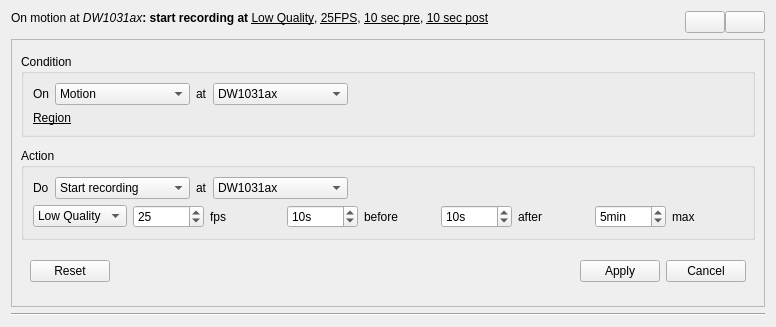
First picture: the form in client/src/ui/widgets/business/business_rule_widget.ui, repository networkoptix/nx_open, before the edit.
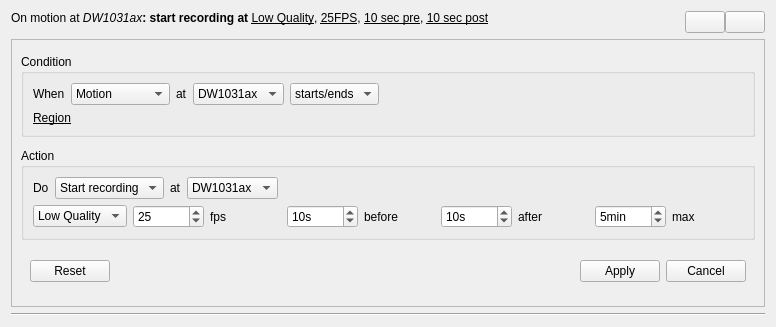
Second picture: the form after the edit. Icons and pictures are not drawn.

Diff of the .ui file:
```diff
--- a/client/src/ui/widgets/business/business_rule_widget.ui
+++ b/client/src/ui/widgets/business/business_rule_widget.ui
@@ -111,18 +111,12 @@
            <item>
             <widget class="QLabel" name="eventDoLabel">
              <property name="text">
-              <string>On</string>
+              <string>When</string>
              </property>
             </widget>
            </item>
            <item>
             <widget class="QComboBox" name="eventTypeComboBox">
-             <property name="minimumSize">
-              <size>
-               <width>135</width>
-               <height>0</height>
-              </size>
-             </property>
              <item>
               <property name="text">
                <string>Motion</string>
@@ -149,12 +143,6 @@
            </item>
            <item>
             <widget class="QComboBox" name="eventResourceComboBox">
-             <property name="minimumSize">
-              <size>
-               <width>135</width>
-               <height>0</height>
-              </size>
-             </property>
              <item>
               <property name="text">
                <string>DW1031ax</string>
@@ -166,6 +154,33 @@
              </item>
             </widget>
            </item>
+           <item>
+            <widget class="QComboBox" name="eventStatesComboBox">
+             <property name="currentIndex">
+              <number>3</number>
+             </property>
+             <item>
+              <property name="text">
+               <string>lasts</string>
+              </property>
+             </item>
+             <item>
+              <property name="text">
+               <string>starts</string>
+              </property>
+             </item>
+             <item>
+              <property name="text">
+               <string>ends</string>
+              </property>
+             </item>
+             <item>
+              <property name="text">
+               <string>starts/ends</string>
+              </property>
+             </item>
+            </widget>
+           </item>
            <item>
             <spacer name="eventSpacer">
              <property name="orientation">
@@ -224,12 +239,6 @@
                <verstretch>0</verstretch>
               </sizepolicy>
              </property>
-             <property name="minimumSize">
-              <size>
-               <width>135</width>
-               <height>0</height>
-              </size>
-             </property>
              <item>
               <property name="text">
                <string>Start recording</string>
@@ -248,7 +257,7 @@
             <widget class="QComboBox" name="actionResourceComboBox">
              <property name="minimumSize">
               <size>
-               <width>135</width>
+               <width>0</width>
                <height>0</height>
               </size>
              </property>
```
Left out of the diff: 6 changed lines with no effect on the pictures.
